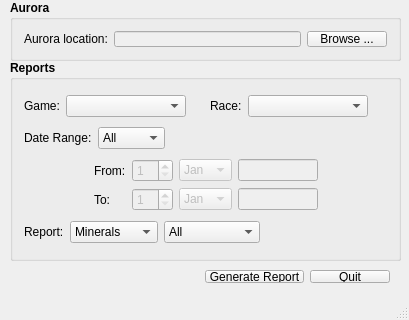
larzm42/AuroraReports, file qt/mainwindow.ui: the form before one commit.
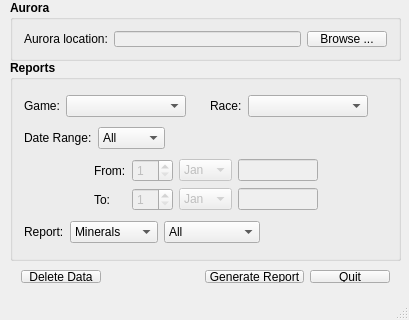
The form after the commit. Icons and pictures are not drawn.

Commit message: Add delete data button, put reports in temp files and encrypt db password.

Patch:
```diff
--- a/qt/mainwindow.ui
+++ b/qt/mainwindow.ui
@@ -88,16 +88,23 @@
    <widget class="QWidget" name="layoutWidget">
     <property name="geometry">
      <rect>
-      <x>40</x>
+      <x>10</x>
       <y>260</y>
-      <width>361</width>
+      <width>391</width>
       <height>34</height>
      </rect>
     </property>
-    <layout class="QHBoxLayout" name="horizontalLayout_11" stretch="0,0,0">
+    <layout class="QHBoxLayout" name="horizontalLayout_11" stretch="0,0,0,0">
      <property name="topMargin">
       <number>10</number>
      </property>
+     <item>
+      <widget class="QPushButton" name="deleteButton">
+       <property name="text">
+        <string>Delete Data</string>
+       </property>
+      </widget>
+     </item>
      <item>
       <spacer name="horizontalSpacer_7">
        <property name="orientation">
```
The commit also changes 5 other files.
